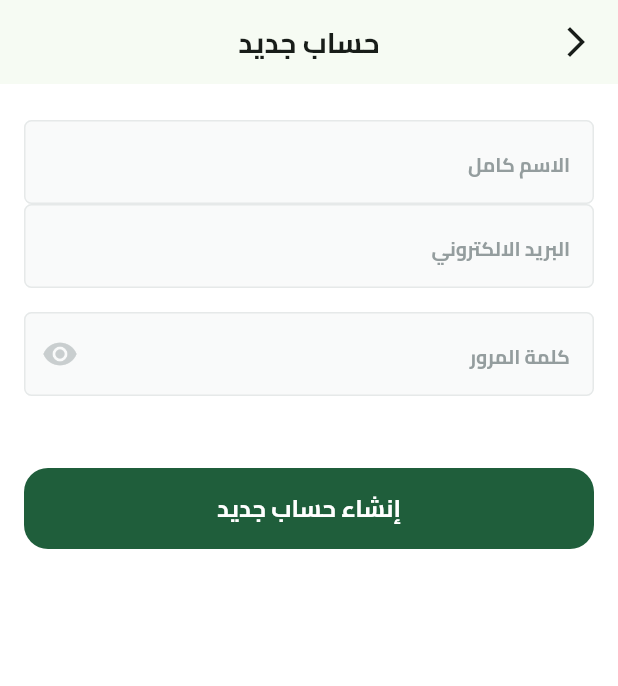
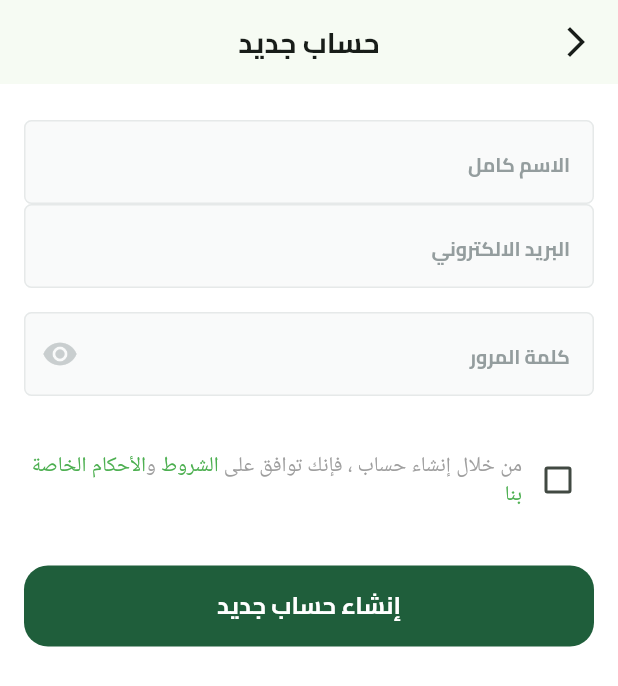
Before and after one commit to beshoyArmia/FruitStoreApp, a Flutter app: the SignupView screen opened by its route, on a phone screen of 412 x 824 dp. Shown: the top 686 px of the screen. Run offline on Flutter 3.47's test engine with Material 3 defaults, Android fonts, the phone set to English and light mode, and no system bars; our stand-ins replace dots_indicator, shared_preferences; missing offline and left inert: svg_flutter; accounts and stored records are empty.

Commit message:
Update authentication views and routing logic
- Removed unnecessary import of `app_textStyle.dart` in `login_view.dart`.
- Corrected the route name for `SignupView` from `signup_view` to `signupview`.
- Added `app_color.dart` and `app_textStyle.dart` imports to `signup_view_body.dart`.
- Increased the height of the `SizedBox` between form fields and added a `CustomTermsWidget` to `signup_view_body.dart`.
- Implemented a `CustomTermsWidget` to display terms and conditions with a checkbox and clickable text.
- Adjusted the order of route generation in `on_generate_routes.dart` to correctly handle `SignupView` routing.
- Updated the `custom_dont_have_account.dart` widget to accept an `onPressed` callback for the button.

```diff
--- a/lib/Features/auth/presentation/views/login_view.dart
+++ b/lib/Features/auth/presentation/views/login_view.dart
@@ -1,5 +1,5 @@
 import 'package:e_commerce/Features/auth/presentation/views/widgets/Login_view_body.dart';
-import 'package:e_commerce/core/utils/app_textStyle.dart';
+
 import 'package:e_commerce/core/widgets/Custom_app_bar.dart';
 import 'package:flutter/material.dart';
 
--- a/lib/Features/auth/presentation/views/signup_view.dart
+++ b/lib/Features/auth/presentation/views/signup_view.dart
@@ -1,11 +1,10 @@
-import 'package:e_commerce/Features/auth/presentation/views/widgets/Login_view_body.dart';
 import 'package:e_commerce/Features/auth/presentation/views/widgets/signup_view_body.dart';
 import 'package:e_commerce/core/widgets/Custom_app_bar.dart';
 import 'package:flutter/material.dart';
 
 class SignupView extends StatelessWidget {
   const SignupView({super.key});
-  static const routeName = 'signup_view';
+  static const routeName = 'signupview';
   @override
   Widget build(BuildContext context) {
     return Scaffold(
--- a/lib/Features/auth/presentation/views/widgets/signup_view_body.dart
+++ b/lib/Features/auth/presentation/views/widgets/signup_view_body.dart
@@ -1,3 +1,5 @@
+import 'package:e_commerce/core/utils/app_color.dart';
+import 'package:e_commerce/core/utils/app_textStyle.dart';
 import 'package:e_commerce/core/widgets/custom_button.dart';
 import 'package:flutter/material.dart';
 
@@ -9,8 +11,10 @@ class SignupViewBody extends StatelessWidget {
 
   @override
   Widget build(BuildContext context) {
-    return Padding(
-      padding: const EdgeInsets.symmetric(horizontal: kButtonHorizentalPadding),
+    return singlechildScrollView(
+      child: Padding(
+        padding:
+            const EdgeInsets.symmetric(horizontal: kButtonHorizentalPadding),
         child: SingleChildScrollView(
           child: Column(
             children: [
@@ -39,10 +43,11 @@ class SignupViewBody extends StatelessWidget {
                     )),
               ),
               const SizedBox(
-              height: 16,
+                height: 32,
               ),
+              CustomTermsWidget(),
               const SizedBox(
-              height: 32,
+                height: 33,
               ),
               CustomButton(text: "إنشاء حساب جديد", onPressed: () {}),
               const SizedBox(
@@ -51,6 +56,51 @@ class SignupViewBody extends StatelessWidget {
             ],
           ),
         ),
+      ),
     );
   }
 }
+
+class CustomTermsWidget extends StatelessWidget {
+  @override
+  Widget build(BuildContext context) {
+    return Row(
+      mainAxisAlignment: MainAxisAlignment.start,
+      children: [
+        Checkbox(
+          value:
+              false, // Manage state for this checkbox in your real implementation
+          onChanged: (bool? value) {
+            // Handle checkbox state change
+          },
+        ),
+        Expanded(
+          child: RichText(
+            text: TextSpan(
+              text: 'من خلال إنشاء حساب ، فإنك توافق على ',
+              style: TextStyle(color: Colors.grey),
+              children: <TextSpan>[
+                TextSpan(
+                  text: 'الشروط',
+                  style: TextStyle(color: Colors.green),
+                  // Add a tap gesture recognizer if you want it to be clickable
+                ),
+                TextSpan(
+                  text: ' و',
+                  style: TextStyle(color: Colors.grey),
+                ),
+                TextSpan(
+                  text: 'الأحكام الخاصة بنا',
+                  style: TextStyle(color: Colors.green),
+                  // Add a tap gesture recognizer if you want it to be clickable
+                ),
+              ],
+            ),
+            textDirection:
+                TextDirection.rtl, // This ensures the text aligns right-to-left
+          ),
+        ),
+      ],
+    );
+  }
+}
--- a/lib/core/helper_function/on_generate_routes.dart
+++ b/lib/core/helper_function/on_generate_routes.dart
@@ -9,12 +9,13 @@ Route<dynamic> onGenerateRoute(RouteSettings settings) {
   switch (settings.name) {
     case SplashView.routeName:
       return MaterialPageRoute(builder: (context) => const SplashView());
-    case SignupView.routeName:
-      return MaterialPageRoute(builder: (context) => const SignupView());
+
     case OnBoardingView.routeName:
       return MaterialPageRoute(builder: (context) => const OnBoardingView());
     case LoginView.routeName:
       return MaterialPageRoute(builder: (context) => const LoginView());
+    case SignupView.routeName:
+      return MaterialPageRoute(builder: (context) => const SignupView());
     default:
       return MaterialPageRoute(builder: (context) => const Scaffold());
   }
--- a/lib/core/widgets/custom_dont_have_account.dart
+++ b/lib/core/widgets/custom_dont_have_account.dart
@@ -14,7 +14,7 @@ Row customDontHaveAccount(
         style: textStyle.semibold16.copyWith(color: const Color(0xff949D9E)),
       ),
       GestureDetector(
-        onTap: () {},
+        onTap: onPressed,
         child: Text(
           textButton,
           style: textStyle.semibold16.copyWith(color: AppColor.primaryColor),
```
Lines whose indentation alone changed are shown as unchanged.
